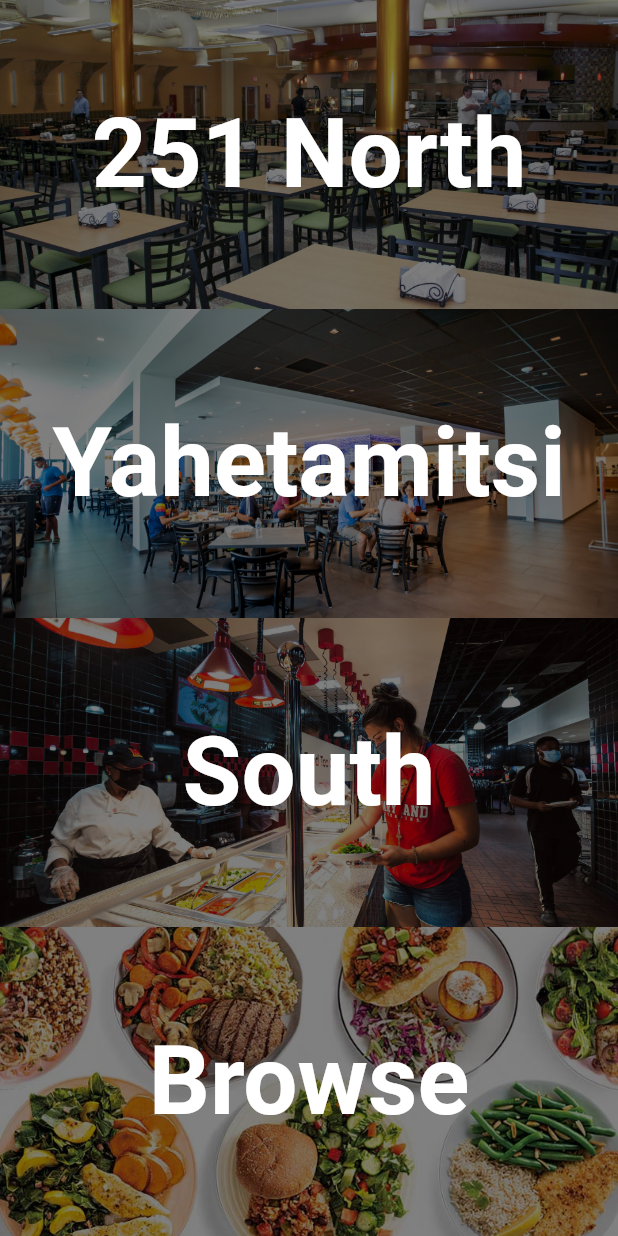
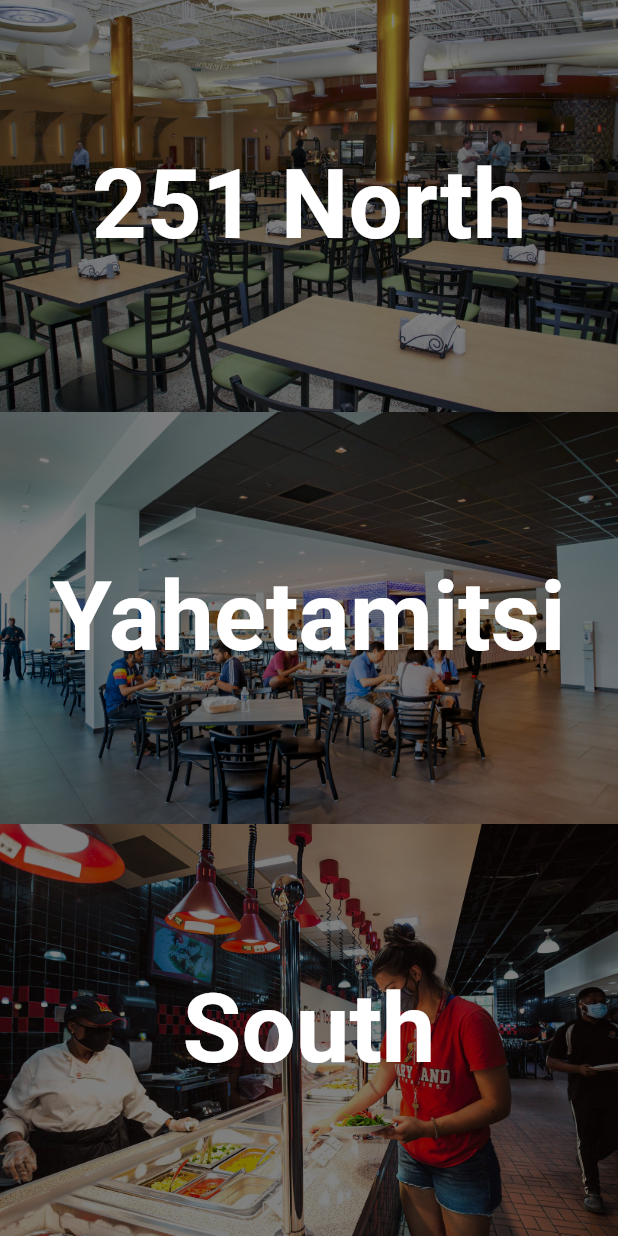
Before and after one commit to ChrisC920/UMD-Dining, a Flutter app: the StartPage widget shown alone on an empty page, opened directly, on a phone screen of 412 x 824 dp. Run offline on Flutter 3.47's test engine with Material 3 defaults, Android fonts, the light colour scheme and no system bars; our stand-ins replace equatable, flutter_bloc, fpdart, get_it, google_fonts, google_sign_in and 5 more; missing offline and left inert: flutter_moving_background, gif; accounts and stored records are empty; statements that could not run were skipped.

Commit message:
remove browse section

```diff
--- a/UMD-Dining/lib/features/dining/presentation/pages/start_page.dart
+++ b/UMD-Dining/lib/features/dining/presentation/pages/start_page.dart
@@ -99,33 +99,33 @@ class StartPage extends StatelessWidget {
               ),
             ),
           ),
-          Expanded(
-            child: GestureDetector(
-              onTap: () => {
-                Navigator.push(
-                  context,
-                  MaterialPageRoute(builder: (context) => const DiningPage(diningHall: [])),
-                ),
-              },
-              child: Stack(
-                fit: StackFit.expand,
-                children: [
-                  Opacity(
-                    opacity: 0.5,
-                    child: Image.asset(
-                      'assets/images/random_food.jpg',
-                      fit: BoxFit.cover,
-                    ),
-                  ),
-                  const Center(
-                    child: Text(
-                      'Browse',
-                    ),
-                  ),
-                ],
-              ),
-            ),
-          ),
+          // Expanded(
+          //   child: GestureDetector(
+          //     onTap: () => {
+          //       Navigator.push(
+          //         context,
+          //         MaterialPageRoute(builder: (context) => const DiningPage(diningHall: [])),
+          //       ),
+          //     },
+          //     child: Stack(
+          //       fit: StackFit.expand,
+          //       children: [
+          //         Opacity(
+          //           opacity: 0.5,
+          //           child: Image.asset(
+          //             'assets/images/random_food.jpg',
+          //             fit: BoxFit.cover,
+          //           ),
+          //         ),
+          //         const Center(
+          //           child: Text(
+          //             'Browse',
+          //           ),
+          //         ),
+          //       ],
+          //     ),
+          //   ),
+          // ),
         ],
       ),
     );
```
